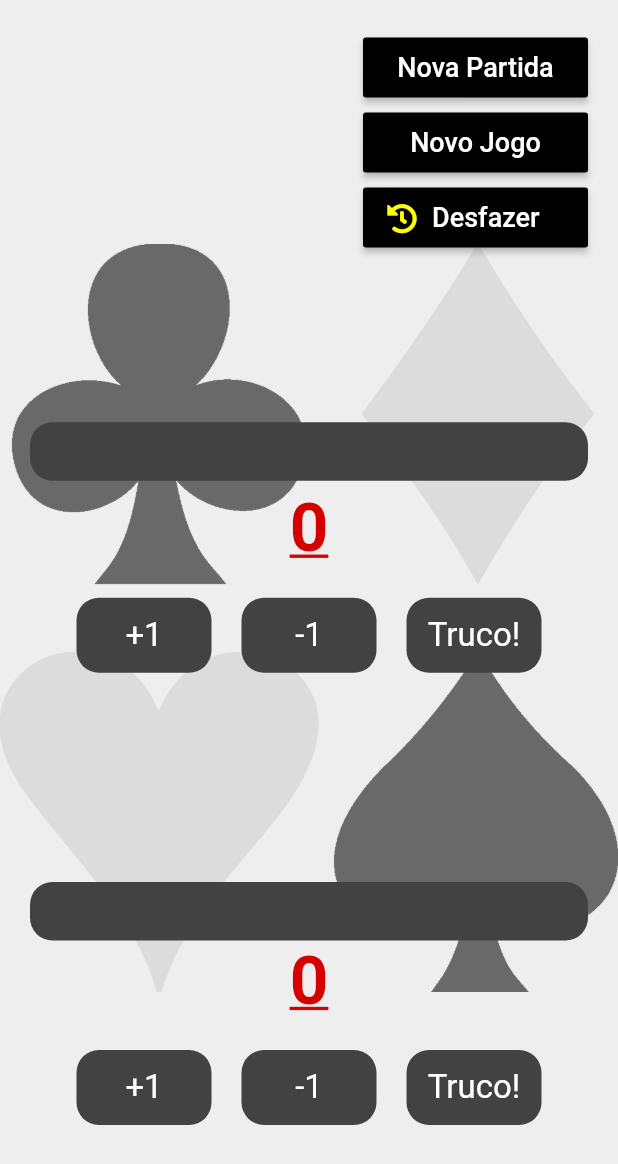
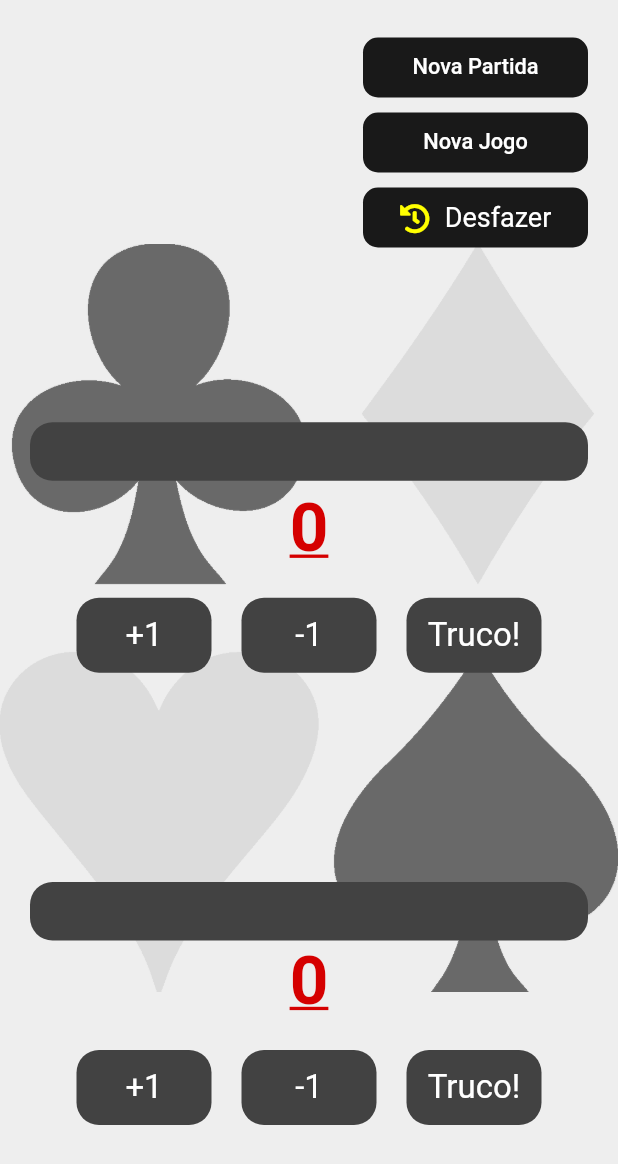
Before and after one commit to jhonathanqz/deck_marker, a Flutter app: the HomeJogo screen opened directly, on a phone screen of 412 x 824 dp. Shown: the top 1164 px of the screen. Run offline on Flutter 3.47's test engine with Material 2 defaults, Android fonts, the phone set to English and light mode, and no system bars; our stand-ins replace firebase_core, firebase_messaging, flutter_local_notifications, flutter_mobx, font_awesome_flutter, get_it and 2 more; accounts and stored records are empty; generated files the repository leaves out were written again; Roboto replaces fonts that are missing (Montserrat).

Commit message:
Configure layout button from truco page

```diff
--- a/lib/escolha_marcador.dart
+++ b/lib/escolha_marcador.dart
@@ -1,7 +1,6 @@
 import 'package:deck_marker/app/injection_container.dart';
 import 'package:deck_marker/app/name_route.dart';
 import 'package:deck_marker/presentation/features/buraco/mobx/buraco.store.dart';
-import 'package:deck_marker/presentation/features/buraco/pages/escolha_do_jogo_buraco.dart';
 import 'package:deck_marker/presentation/features/buraco/widgets/card_escolha_jogo.dart';
 import 'package:deck_marker/presentation/features/truco/mobx/truco.store.dart';
 import 'package:deck_marker/presentation/features/truco/pages/escolha_do_jogo_truco.dart';
--- a/lib/presentation/features/splash/mobx/splash.store.dart
+++ b/lib/presentation/features/splash/mobx/splash.store.dart
@@ -1,6 +1,5 @@
 import 'package:deck_marker/app/injection_container.dart';
 import 'package:deck_marker/app/name_route.dart';
-import 'package:deck_marker/domain/entities/user_settings.dart';
 import 'package:deck_marker/presentation/features/buraco/mobx/buraco.store.dart';
 import 'package:deck_marker/presentation/features/settings/mobx/settings.store.dart';
 import 'package:deck_marker/utils/cool_navigate.dart';
--- a/lib/presentation/features/splash/pages/splash_screen_page.dart
+++ b/lib/presentation/features/splash/pages/splash_screen_page.dart
@@ -1,11 +1,9 @@
+import 'package:deck_marker/app/firebase.dart' as firebase;
 import 'package:deck_marker/app/injection_container.dart';
-import 'package:deck_marker/presentation/features/settings/mobx/settings.store.dart';
 import 'package:deck_marker/presentation/features/splash/mobx/splash.store.dart';
 import 'package:deck_marker/presentation/shared/style/app_images.dart';
 import 'package:deck_marker/utils/layout.dart';
 import 'package:flutter/material.dart';
-
-import 'package:deck_marker/app/firebase.dart' as firebase;
 
 class SplashScreenPage extends StatefulWidget {
   const SplashScreenPage({Key? key}) : super(key: key);
--- a/lib/presentation/features/truco/pages/home_jogador.dart
+++ b/lib/presentation/features/truco/pages/home_jogador.dart
@@ -2,9 +2,7 @@ import 'package:deck_marker/app/injection_container.dart';
 import 'package:deck_marker/presentation/features/truco/mobx/truco.store.dart';
 import 'package:deck_marker/presentation/features/truco/pages/jogo_truco.dart';
 import 'package:deck_marker/presentation/shared/helpers/snack_helper.dart';
-import 'package:deck_marker/presentation/shared/style/app_colors.dart';
 import 'package:deck_marker/presentation/shared/style/app_edge_insets.dart';
-import 'package:deck_marker/presentation/shared/style/app_input_border.dart';
 import 'package:deck_marker/presentation/shared/style/app_spacing.dart';
 import 'package:deck_marker/presentation/shared/style/app_text_styles.dart';
 import 'package:deck_marker/presentation/shared/widgets/button/button_primary.dart';
--- a/lib/presentation/features/truco/pages/jogo_truco.dart
+++ b/lib/presentation/features/truco/pages/jogo_truco.dart
@@ -4,10 +4,13 @@ import 'package:deck_marker/presentation/features/truco/mobx/truco.store.dart';
 import 'package:deck_marker/presentation/features/truco/pages/escolha_do_jogo_truco.dart';
 import 'package:deck_marker/presentation/features/truco/widgets/alert_novo_jogo_truco.dart';
 import 'package:deck_marker/presentation/shared/helpers/dialog_helper.dart';
+import 'package:deck_marker/presentation/shared/style/app_colors.dart';
+import 'package:deck_marker/presentation/shared/style/app_input_border.dart';
+import 'package:deck_marker/presentation/shared/widgets/button/button_primary.dart';
+import 'package:deck_marker/presentation/shared/widgets/button/button_value.dart';
 import 'package:flutter/material.dart';
 import 'package:flutter_mobx/flutter_mobx.dart';
 import 'package:font_awesome_flutter/font_awesome_flutter.dart';
-import 'package:deck_marker/presentation/shared/widgets/button/button_value.dart';
 
 class HomeJogo extends StatefulWidget {
   @override
@@ -102,18 +105,11 @@ class _HomeJogoState extends State<HomeJogo> {
                             child: Container(
                               height: 40.0,
                               width: 150,
-                              child: RaisedButton(
-                                onPressed: () {
-                                  showNovaPartida(context);
-                                },
-                                child: Text(
-                                  "Nova Partida",
-                                  style: TextStyle(
-                                    color: Colors.white,
-                                    fontSize: 18.0,
-                                  ),
-                                ),
-                                color: Colors.black,
+                              child: ButtonPrimary(
+                                onTap: () => showNovaPartida(context),
+                                title: 'Nova Partida',
+                                colorButton: AppColors.black,
+                                colorText: AppColors.white,
                               ),
                             ),
                           ),
@@ -131,18 +127,11 @@ class _HomeJogoState extends State<HomeJogo> {
                             child: Container(
                               height: 40.0,
                               width: 150,
-                              child: RaisedButton(
-                                onPressed: () {
-                                  showNovoJogoTruco(context);
-                                },
-                                child: Text(
-                                  "Novo Jogo",
-                                  style: TextStyle(
-                                    color: Colors.white,
-                                    fontSize: 18,
-                                  ),
-                                ),
-                                color: Colors.black,
+                              child: ButtonPrimary(
+                                onTap: () => showNovoJogoTruco(context),
+                                title: 'Nova Jogo',
+                                colorButton: AppColors.black,
+                                colorText: AppColors.white,
                               ),
                             ),
                           ),
@@ -160,13 +149,17 @@ class _HomeJogoState extends State<HomeJogo> {
                             child: Container(
                               height: 40.0,
                               width: 150,
-                              child: RaisedButton(
-                                onPressed: () {
+                              decoration: AppInputBorder.borderRadius.copyWith(
+                                color: AppColors.black,
+                              ),
+                              child: GestureDetector(
+                                onTap: () {
                                   ij.reverse();
                                   _mensagemTime1();
                                   _mensagemTime2();
                                 },
                                 child: Row(
+                                  mainAxisAlignment: MainAxisAlignment.center,
                                   children: [
                                     Icon(
                                       FontAwesomeIcons.history,
@@ -185,7 +178,6 @@ class _HomeJogoState extends State<HomeJogo> {
                                     ),
                                   ],
                                 ),
-                                color: Colors.black,
                               ),
                             ),
                           ),
--- a/lib/presentation/shared/widgets/scaffold/scaffold_primary.dart
+++ b/lib/presentation/shared/widgets/scaffold/scaffold_primary.dart
@@ -1,8 +1,7 @@
-import 'package:flutter/material.dart';
 import 'package:deck_marker/presentation/shared/style/app_colors.dart';
-import 'package:deck_marker/presentation/shared/widgets/appbar/app_bar_tab.dart';
 import 'package:deck_marker/presentation/shared/widgets/appbar/app_bar_widget.dart';
 import 'package:deck_marker/presentation/shared/widgets/loading/loading.dart';
+import 'package:flutter/material.dart';
 
 class ScaffoldPrimary extends StatelessWidget {
   final String title;
```
Also changed, not shown: pubspec.lock, 3 other files.
